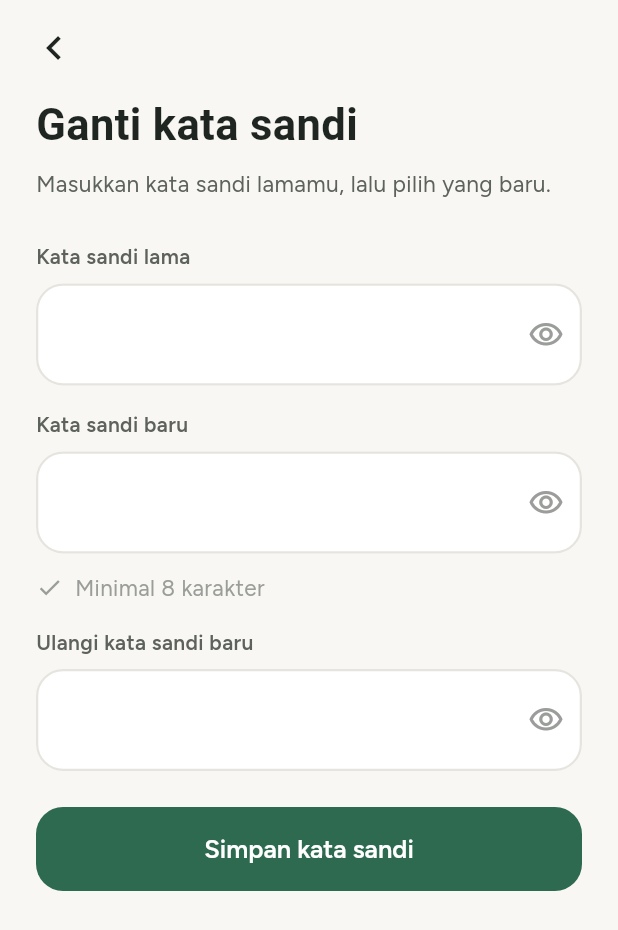
After one commit to NashiwaInsan/Bacakala, a Flutter app: the ChangePasswordScreen screen opened directly, on a phone screen of 412 x 824 dp. The commit adds this screen. Shown: the top 930 px of the screen. Run offline on Flutter 3.47's test engine with Material 3 defaults, Android fonts, the phone set to English and light mode, and no system bars; our stand-ins replace flutter_dotenv, google_fonts, material_ui, supabase_flutter; accounts and stored records are empty; Roboto replaces fonts that are missing (Literata).

Commit message:
feat: tambah ganti kata sandi di profil

```diff
--- /dev/null
+++ b/lib/screens/profile/change_password_screen.dart
@@ -0,0 +1,214 @@
+import 'package:material_ui/material_ui.dart';
+
+import '../../services/auth_service.dart';
+import '../../theme/app_theme.dart';
+
+/// Halaman Ganti kata sandi: kata sandi lama, baru, dan konfirmasi.
+/// Mengembalikan `true` lewat Navigator.pop jika berhasil disimpan.
+class ChangePasswordScreen extends StatefulWidget {
+  const ChangePasswordScreen({super.key});
+
+  @override
+  State<ChangePasswordScreen> createState() => _ChangePasswordScreenState();
+}
+
+class _ChangePasswordScreenState extends State<ChangePasswordScreen> {
+  final _auth = AuthService();
+  final _lamaCtrl = TextEditingController();
+  final _baruCtrl = TextEditingController();
+  final _konfirmasiCtrl = TextEditingController();
+
+  bool _lihatLama = false;
+  bool _lihatBaru = false;
+  bool _lihatKonfirmasi = false;
+  bool _menyimpan = false;
+  String? _error;
+
+  // Indikator "Minimal 8 karakter" berubah langsung saat mengetik,
+  // sama seperti di halaman Register.
+  bool get _baruCukup => _baruCtrl.text.length >= 8;
+
+  @override
+  void dispose() {
+    _lamaCtrl.dispose();
+    _baruCtrl.dispose();
+    _konfirmasiCtrl.dispose();
+    super.dispose();
+  }
+
+  /// Kembalikan pesan kesalahan, atau null jika isian sudah benar.
+  String? _validasi() {
+    if (_lamaCtrl.text.isEmpty) return 'Kata sandi lama wajib diisi';
+    if (_baruCtrl.text.length < 8) return 'Kata sandi baru minimal 8 karakter';
+    if (_baruCtrl.text == _lamaCtrl.text) {
+      return 'Kata sandi baru harus berbeda dari yang lama';
+    }
+    if (_konfirmasiCtrl.text != _baruCtrl.text) {
+      return 'Konfirmasi kata sandi tidak sama';
+    }
+    return null;
+  }
+
+  Future<void> _simpan() async {
+    final pesan = _validasi();
+    if (pesan != null) {
+      setState(() => _error = pesan);
+      return;
+    }
+
+    setState(() {
+      _menyimpan = true;
+      _error = null;
+    });
+    try {
+      await _auth.changePassword(_lamaCtrl.text, _baruCtrl.text);
+      if (mounted) Navigator.of(context).pop(true);
+    } on ServiceException catch (e) {
+      if (mounted) {
+        setState(() {
+          _error = e.message;
+          _menyimpan = false;
+        });
+      }
+    }
+  }
+
+  Widget _field({
+    required String label,
+    required TextEditingController ctrl,
+    required bool terlihat,
+    required VoidCallback onToggle,
+    TextInputAction aksi = TextInputAction.next,
+    ValueChanged<String>? onChanged,
+    VoidCallback? onSubmit,
+  }) {
+    return Column(
+      crossAxisAlignment: CrossAxisAlignment.start,
+      children: [
+        Text(label, style: AppText.label),
+        const SizedBox(height: 8),
+        TextField(
+          controller: ctrl,
+          obscureText: !terlihat,
+          textInputAction: aksi,
+          style: AppText.input,
+          onChanged: onChanged,
+          onSubmitted: onSubmit == null ? null : (_) => onSubmit(),
+          decoration: InputDecoration(
+            suffixIcon: IconButton(
+              onPressed: onToggle,
+              icon: Icon(
+                terlihat
+                    ? Icons.visibility_off_outlined
+                    : Icons.visibility_outlined,
+                color: AppColors.textHint,
+              ),
+            ),
+          ),
+        ),
+      ],
+    );
+  }
+
+  @override
+  Widget build(BuildContext context) {
+    final warnaSyarat = _baruCukup ? AppColors.primary : AppColors.textHint;
+
+    return Scaffold(
+      body: SafeArea(
+        child: SingleChildScrollView(
+          padding: const EdgeInsets.fromLTRB(
+            AppSizes.screenPadding,
+            8,
+            AppSizes.screenPadding,
+            AppSizes.screenPadding,
+          ),
+          child: Column(
+            crossAxisAlignment: CrossAxisAlignment.start,
+            children: [
+              Transform.translate(
+                offset: const Offset(-12, 0),
+                child: IconButton(
+                  onPressed: () => Navigator.of(context).pop(),
+                  icon: const Icon(
+                    Icons.chevron_left,
+                    size: 32,
+                    color: AppColors.textPrimary,
+                  ),
+                ),
+              ),
+              const SizedBox(height: 8),
+              Text('Ganti kata sandi', style: AppText.display),
+              const SizedBox(height: 10),
+              Text(
+                'Masukkan kata sandi lamamu, lalu pilih yang baru.',
+                style: AppText.subtitle,
+              ),
+              const SizedBox(height: 28),
+              _field(
+                label: 'Kata sandi lama',
+                ctrl: _lamaCtrl,
+                terlihat: _lihatLama,
+                onToggle: () => setState(() => _lihatLama = !_lihatLama),
+              ),
+              const SizedBox(height: 16),
+              _field(
+                label: 'Kata sandi baru',
+                ctrl: _baruCtrl,
+                terlihat: _lihatBaru,
+                onToggle: () => setState(() => _lihatBaru = !_lihatBaru),
+                onChanged: (_) => setState(() {}),
+              ),
+              const SizedBox(height: 12),
+              Row(
+                children: [
+                  Icon(Icons.check, size: 18, color: warnaSyarat),
+                  const SizedBox(width: 8),
+                  Text(
+                    'Minimal 8 karakter',
+                    style: AppText.body.copyWith(color: warnaSyarat),
+                  ),
+                ],
+              ),
+              const SizedBox(height: 16),
+              _field(
+                label: 'Ulangi kata sandi baru',
+                ctrl: _konfirmasiCtrl,
+                terlihat: _lihatKonfirmasi,
+                onToggle: () =>
+                    setState(() => _lihatKonfirmasi = !_lihatKonfirmasi),
+                aksi: TextInputAction.done,
+                onSubmit: _menyimpan ? null : _simpan,
+              ),
+              if (_error != null) ...[
+                const SizedBox(height: 16),
+                Text(
+                  _error!,
+                  style: AppText.body.copyWith(color: AppColors.danger),
+                ),
+              ],
+              const SizedBox(height: 24),
+              SizedBox(
+                width: double.infinity,
+                height: AppSizes.buttonHeight,
+                child: FilledButton(
+                  onPressed: _menyimpan ? null : _simpan,
+                  child: _menyimpan
+                      ? const SizedBox(
+                          width: 22,
+                          height: 22,
+                          child: CircularProgressIndicator(
+                            strokeWidth: 2.5,
+                            color: AppColors.white,
+                          ),
+                        )
+                      : const Text('Simpan kata sandi'),
+                ),
+              ),
+            ],
+          ),
+        ),
+      ),
+    );
+  }
+}
```
Also changed, not shown: lib/screens/profile/profile_screen.dart (+16 -2 lines), lib/services/auth_service.dart (+41 -0 lines).
